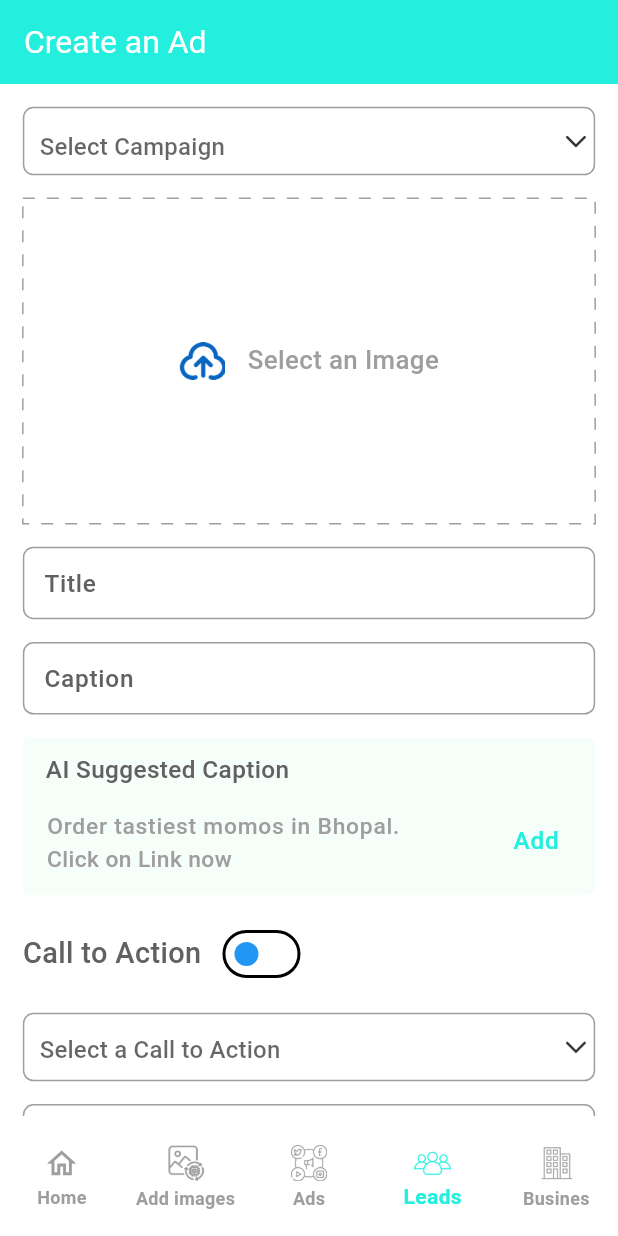
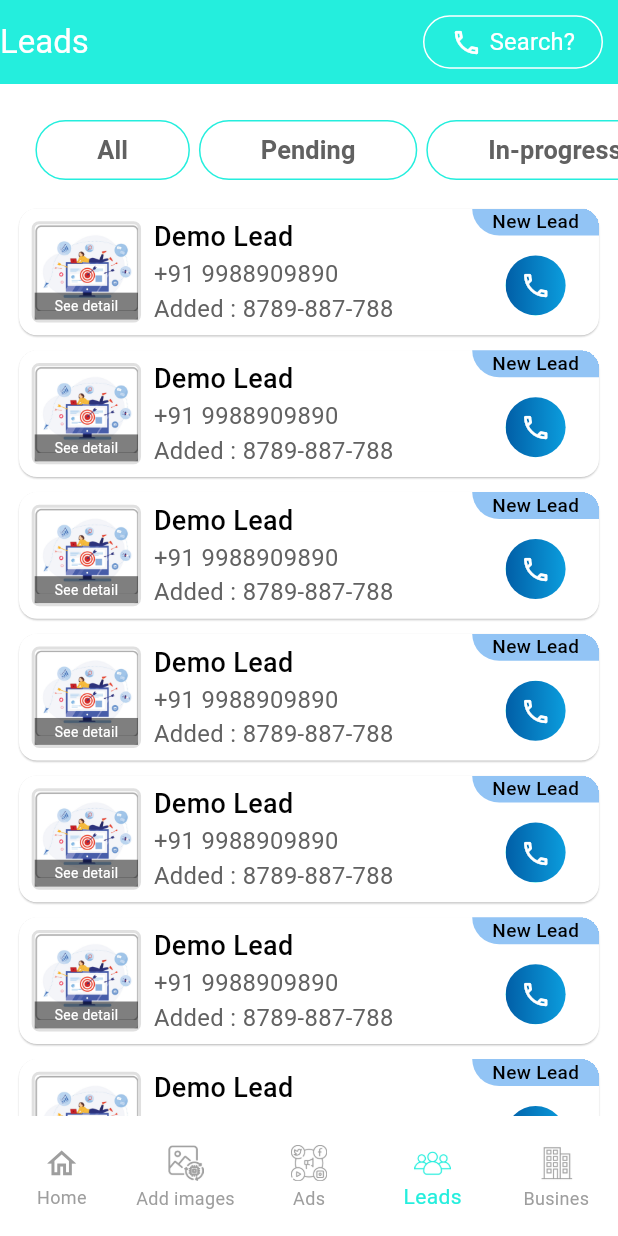
Before and after one commit to mohitmeshram04101999/new_LeadKart_main, a Flutter app: the MyBottomNavigationBar screen opened by its route, item 4 of the bottom bar chosen, on a phone screen of 412 x 824 dp. Run offline on Flutter 3.47's test engine with Material 3 defaults, Android fonts, the phone set to English and light mode, and no system bars; drawn by our look-alikes of dotted_border; our stand-ins replace device_preview, dio, file_picker, fl_chart, flutter_otp_text_field, flutter_spinkit and 8 more; missing offline and left inert: flutter_echarts, flutter_facebook_auth; accounts and stored records are empty.

Commit message:
create Leade Screeen,change in theme,shaderIcon,leatile,component,

```diff
--- a/lib/component/bottom_navigation_screen.dart
+++ b/lib/component/bottom_navigation_screen.dart
@@ -147,6 +147,7 @@ import 'package:leadkart/home_pages/home_screen.dart';
 import 'package:leadkart/leads/ads_image.dart';
 import 'package:leadkart/leads/create_ads_page.dart';
 import 'package:animations/animations.dart';
+import 'package:leadkart/screens/newLead%20Screen/LeadeScreen.dart';
 
 
 class MyBottomNavigationBar extends StatefulWidget {
@@ -165,7 +166,7 @@ class _MyBottomNavigationBarState extends State<MyBottomNavigationBar> with Sing
     HomeScreen(),
     AddImages(),
     AdsPage(),
-    CreateAds(),
+    LeadeScreen(),
     BusinessDetail(),
   ];
 
--- a/lib/component/leadeTile.dart
+++ b/lib/component/leadeTile.dart
@@ -1,23 +1,29 @@
 
 import 'package:flutter/material.dart';
+import 'package:leadkart/component/sheder%20Iocn.dart';
 import 'package:leadkart/helper/dimention.dart';
 import 'package:leadkart/helper/helper.dart';
 
 
 class LeadeTile extends StatelessWidget {
-  const LeadeTile({super.key});
+  double elevation;
+  void Function()? onTap;
+  LeadeTile({this.onTap,this.elevation = .5,super.key});
 
   @override
   Widget build(BuildContext context) {
 
     return Card(
-      elevation: 8,
+      elevation:elevation,
       surfaceTintColor: Colors.transparent,
       color: Colors.white,
       clipBehavior: Clip.hardEdge,
-      margin: EdgeInsets.symmetric(horizontal: SC.from_width(20)),
+      margin: EdgeInsets.symmetric(horizontal: SC.from_width(12),vertical: 5),
+      child: InkWell(
+        splashColor: MyHelper.appConstent.leadsBannerColor,
+        onTap: onTap,
         child: Container(
-        height: SC.from_width(73),
+          height: SC.from_width(80),
           child: Row(
             crossAxisAlignment: CrossAxisAlignment.center,
             children: [
@@ -26,6 +32,7 @@ class LeadeTile extends StatelessWidget {
               Container(
                 clipBehavior: Clip.hardEdge,
                 margin: EdgeInsets.all(SC.from_width(8)),
+
                 width: SC.from_width(69),
                 decoration: BoxDecoration(
                     border: Border.all(color: Colors.grey.shade300,width: 2),
@@ -58,12 +65,12 @@ class LeadeTile extends StatelessWidget {
                 children: [
 
                   //title
-                Text("Demo Lead",style: MyHelper.textStyls.leadTileTitle,),
+                  Text("Demo Lead",style: MyHelper.textStyls.leadTileTitle),
 
                   //subtitle
-                Text("+91 9988909890",style: MyHelper.textStyls.leadTileSubTitle,),
+                  Text("+91 9988909890",style:MyHelper.textStyls.leadTileSubTitle),
 
-                Text("Added : 8789-887-788",style: MyHelper.textStyls.leadTileSubTitle,),
+                  Text("Added : 8789-887-788",style:MyHelper.textStyls.leadTileSubTitle),
 
                 ],
               ),
@@ -84,23 +91,7 @@ class LeadeTile extends StatelessWidget {
                         ),
                       ),
                       Expanded(
-                      child: Stack(
-                        clipBehavior: Clip.none,
-                        children: [
-                          Center(
-                            child: ShaderMask(
-                              shaderCallback: (b){
-                                return LinearGradient(colors: [
-                                  MyHelper.appConstent.OnbordingAppBar.withOpacity(1),
-                                  Color.fromRGBO(78, 168, 255, 1)
-                                ]).createShader(b);
-                              },
-                              child: CircleAvatar(),
-                            ),
-                          ),
-                          Center(child: Icon(Icons.call_outlined,color: Colors.white,))
-                        ],
-                      ),
+                        child: ShederIcon(iconData: Icons.call_outlined,)
                       ),
                     ],
                   ))
@@ -109,6 +100,7 @@ class LeadeTile extends StatelessWidget {
             ],
           ),
         ),
+      ),
     );
   }
 }
--- /dev/null
+++ b/lib/component/sheder Iocn.dart
@@ -0,0 +1,29 @@
+import 'package:flutter/material.dart';
+
+import '../helper/helper.dart';
+
+class ShederIcon extends StatelessWidget {
+  IconData iconData;
+  ShederIcon({required this.iconData});
+
+  @override
+  Widget build(BuildContext context) {
+    return Stack(
+      clipBehavior: Clip.none,
+      children: [
+        Center(
+          child: ShaderMask(
+            shaderCallback: (b){
+              return LinearGradient(colors: [
+                MyHelper.appConstent.OnbordingAppBar.withOpacity(1),
+                Color.fromRGBO(78, 168, 255, 1)
+              ]).createShader(b);
+            },
+            child: CircleAvatar(),
+          ),
+        ),
+        Center(child: Icon(iconData,color: Colors.white,))
+      ],
+    );
+  }
+}
--- a/lib/helper/TextStyles.dart
+++ b/lib/helper/TextStyles.dart
@@ -7,8 +7,8 @@ class TextStyles
 {
   TextStyle onBordingMainText = TextStyle(fontSize: SC.from_width(20),fontWeight: FontWeight.w600);
   TextStyle onBordingSubTitle = TextStyle(fontSize: SC.from_width(14),fontWeight: FontWeight.w500,color: Color.fromRGBO(96, 96, 96, 1));
-  TextStyle leadTileTitle = TextStyle(fontSize: SC.from_width(12),fontWeight: FontWeight.w500,color: Color.fromRGBO(2, 2, 2, 1));
-  TextStyle leadTileSubTitle = TextStyle(fontSize: SC.from_width(12),fontWeight: FontWeight.w400,color: Color.fromRGBO(98, 98, 98, 1));
+  TextStyle leadTileTitle = TextStyle(fontSize: SC.from_width(17),fontWeight: FontWeight.w500,color: Color.fromRGBO(2, 2, 2, 1));
+  TextStyle leadTileSubTitle = TextStyle(fontSize: SC.from_width(15),fontWeight: FontWeight.w400,color: Color.fromRGBO(98, 98, 98, 1));
   TextStyle leadTileWhiteText = TextStyle(fontSize: SC.from_width(15),fontWeight: FontWeight.w400,color: Colors.white);
   TextStyle mediumText = TextStyle(fontSize: SC.from_width(15),fontWeight: FontWeight.w400,color: Colors.black);
   TextStyle smallText = TextStyle(fontSize: SC.from_width(12),fontWeight: FontWeight.w400,color: Color.fromRGBO(98, 98, 98, 1));
--- a/lib/screens/1 . OnBording Screens/on1.dart
+++ b/lib/screens/1 . OnBording Screens/on1.dart
@@ -12,7 +12,9 @@ class On1 extends StatelessWidget {
 
     return OnBordingPage(
       pageController: pageController,
-      child: SizedBox(),
+      child: Center(
+        child: CircularProgressIndicator(),
+      ),
       mainText: "Welcome to Leadkart.ai",
       subTitle: "We help you to create, manage ads and generate leads.",
     );
--- a/lib/screens/leads/getNewLeads.dart
+++ b/lib/screens/leads/getNewLeads.dart
@@ -58,24 +58,28 @@ class InfoCard extends StatelessWidget {
 
 
 class HelpButton extends StatelessWidget {
-  const HelpButton({super.key});
+  String title;
+  IconData? icon;
+
+  HelpButton({this.title ="Help?",this.icon,super.key});
 
   @override
   Widget build(BuildContext context) {
     return SizedBox(
-      height: SC.from_height(30),
-      width: SC.from_width(90),
-      child: OutlinedButton(child: Row(
+      height: SC.from_height(35),
+      child: OutlinedButton(
+        child: Row(
         mainAxisSize: MainAxisSize.min,
         mainAxisAlignment: MainAxisAlignment.center,
         crossAxisAlignment: CrossAxisAlignment.center,
         children: [
-          Icon(Icons.call),
+          Icon(icon??Icons.call_outlined),
           SizedBox(width: SC.from_width(5),),
-          Text('Help?', style: MyHelper.textStyls.leadTileWhiteText,),
+          Text(title, style: MyHelper.textStyls.leadTileWhiteText,),
         ],
-      ), onPressed: () {},   style: ButtonStyle(
-        padding: MaterialStatePropertyAll(EdgeInsets.symmetric(horizontal: 10, vertical: 5)),
+      ), onPressed: () {},
+        style: ButtonStyle(
+        padding: MaterialStatePropertyAll(EdgeInsets.symmetric(horizontal:0, vertical: 5)),
         backgroundColor: MaterialStatePropertyAll( MyHelper.appConstent.primeryColor),
         foregroundColor: MaterialStateProperty.resolveWith((states) => Colors.white),
         fixedSize: MaterialStatePropertyAll(Size(120, 25)),
--- /dev/null
+++ b/lib/screens/newLead Screen/LeadeScreen.dart
@@ -0,0 +1,73 @@
+import 'package:flutter/material.dart';
+import 'package:leadkart/component/leadeTile.dart';
+import 'package:leadkart/helper/dimention.dart';
+import 'package:leadkart/helper/helper.dart';
+import 'package:leadkart/screens/leads/getNewLeads.dart';
+
+
+
+
+class LeadeScreen extends StatefulWidget {
+  const LeadeScreen({super.key});
+
+  @override
+  State<LeadeScreen> createState() => _LeadeScreenState();
+}
+
+class _LeadeScreenState extends State<LeadeScreen> {
+
+  List<String> filters = ["All","Pending","In-progress","follow on interested"];
+
+  @override
+  Widget build(BuildContext context) {
+    return Scaffold(
+
+      //AppBar
+      appBar: AppBar(
+
+        //titel
+        title: Text("Leads"),
+
+        actions: [
+
+          //help Button
+          HelpButton(title: "Search?",),
+          SizedBox(width: 10,),
+        ],
+      ),
+
+
+      //Body OF Screen
+      body: ListView(
+        padding: EdgeInsets.only(top: 20,bottom: 10),
+        children: [
+
+          //titelButtons
+          SingleChildScrollView(
+            scrollDirection: Axis.horizontal,
+            child: Padding(
+              padding: MyHelper.appConstent.horizontalPedding,
+              child: Row(
+                children: [
+                  for(String i in filters)
+                    Padding(
+                      padding: const EdgeInsets.symmetric(horizontal: 3),
+                      child: OutlinedButton(onPressed: (){}, child: Text(i,
+
+                      style: TextStyle(fontWeight: FontWeight.w600,fontSize: SC.from_width(16),color:Colors.grey.shade700))),
+                    ),
+                ],
+              ),
+            ),
+          ),
+          SizedBox(height: 10,),
+
+          //Loop For Leads
+          for(int i =0;i<12;i++)
+            LeadeTile(onTap: (){},)
+        ],
+      ),
+
+    );
+  }
+}
--- a/lib/them/theme.dart
+++ b/lib/them/theme.dart
@@ -22,10 +22,12 @@ secondaryHeaderColor: MyHelper.appConstent.leadTiletagColor,
     textTheme: TextTheme(
       displayMedium: MyHelper.textStyls.mediumText,
       displaySmall: MyHelper.textStyls.smallText,
-      bodyMedium: MyHelper.textStyls.onBordingMainText,
+      displayLarge: MyHelper.textStyls.onBordingMainText,
     ),
 
     appBarTheme: AppBarTheme(
+      titleSpacing: 0,
+      foregroundColor: Colors.white,
       backgroundColor: MyHelper.appConstent.primeryColor
     ),
 
@@ -38,7 +40,7 @@ secondaryHeaderColor: MyHelper.appConstent.leadTiletagColor,
           shape: MaterialStateProperty.resolveWith((states) =>RoundedRectangleBorder(
             borderRadius: BorderRadius.circular(50),
           )),
-        side:MaterialStateProperty.resolveWith((states) => BorderSide(color: Colors.red))
+        side:MaterialStateProperty.resolveWith((states) => BorderSide(color: MyHelper.appConstent.primeryColor))
       ),
     ),
 
```
Lines whose indentation alone changed are shown as unchanged.
